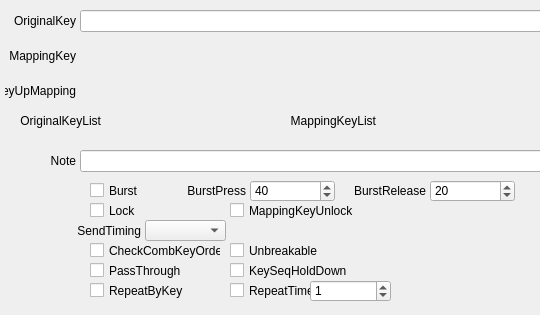
The window that QKeyMapper/qitemsetupdialog.ui (Zalafina/QKeyMapper) describes before a commit, drawn with Qt 5; both pictures show x 0 to 540 and y 0 to 315 of the 820 by 315 pixel window.
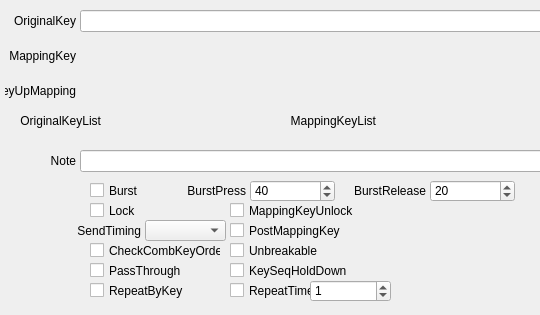
The same window after the commit.

Commit message: Add postMappingKeyCheckBox to send mappingkey with PostMessage().

Diff of the .ui file:
```diff
--- a/QKeyMapper/qitemsetupdialog.ui
+++ b/QKeyMapper/qitemsetupdialog.ui
@@ -528,6 +528,25 @@
     <bool>false</bool>
    </property>
   </widget>
+  <widget class="QCheckBox" name="postMappingKeyCheckBox">
+   <property name="geometry">
+    <rect>
+     <x>230</x>
+     <y>220</y>
+     <width>141</width>
+     <height>21</height>
+    </rect>
+   </property>
+   <property name="focusPolicy">
+    <enum>Qt::FocusPolicy::NoFocus</enum>
+   </property>
+   <property name="text">
+    <string>PostMappingKey</string>
+   </property>
+   <property name="checked">
+    <bool>false</bool>
+   </property>
+  </widget>
  </widget>
  <resources/>
  <connections/>
```
Left out of the diff: 54 changed lines with no effect on the pictures. The commit also changes 7 other files.
